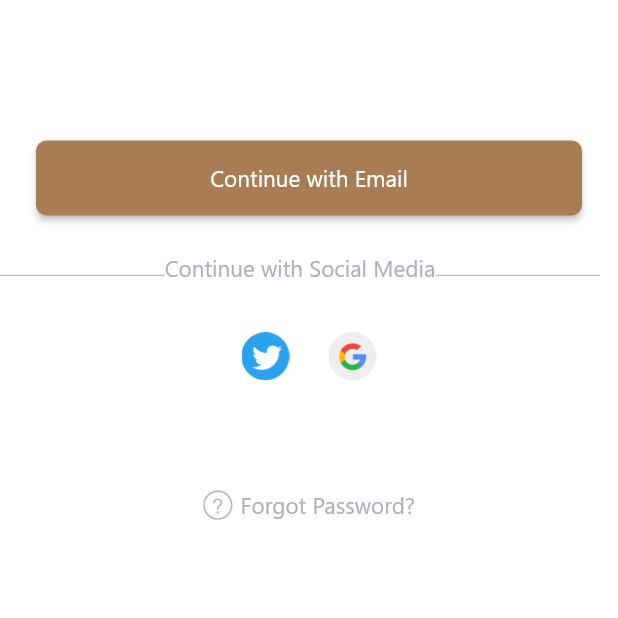
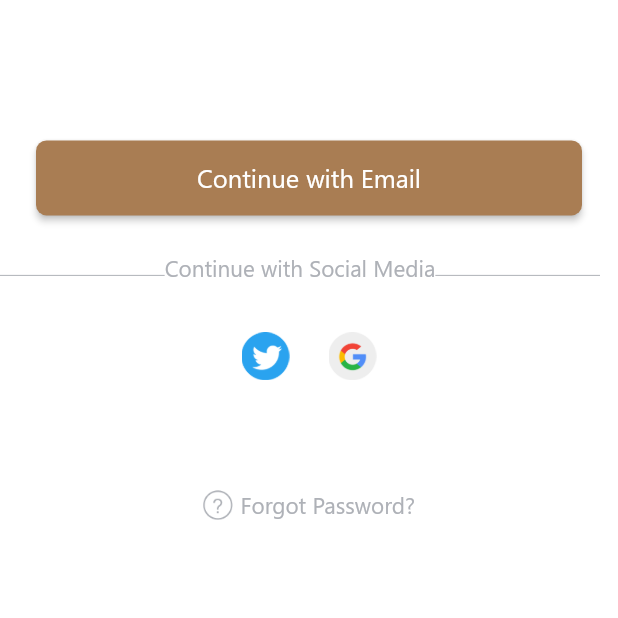
Before and after one commit to iamvivekkaushik/Diwan, a Flutter app: the WelcomePage screen opened by its route, on a phone screen of 412 x 824 dp, the part 618-1236 px from its top. Run offline on Flutter 3.47's test engine with Material 2 defaults, Android fonts, the phone set to English and light mode, and no system bars.

```diff
--- /dev/null
+++ b/lib/config/config.dart
@@ -0,0 +1,15 @@
+import 'package:flutter/material.dart';
+
+class AppLanguage {
+  static const Iterable<Locale> supportedLocale = [
+    const Locale('en'), // English
+    const Locale('ar'), // Arabic
+    const Locale('ko') // Korean
+  ];
+
+  static const List<String> supportedLanguages = [
+    "English",
+    "اللغه العربيه",
+    "한글"
+  ];
+}
--- a/lib/res/colors.dart
+++ b/lib/res/colors.dart
@@ -4,7 +4,8 @@ class AppColors {
   AppColors._();
 
   static const Color heading = Color(0xFF1D1E1E);
-  static const Color subHeading = Color(0xFF888D95);
+  static const Color subHeading = Color(0xFF707070);
   static const Color buttonBackground = Color(0xFFA97D53);
   static const Color separator = Color(0xFFAEB1B7);
+  static const Color blackIcon = Color(0xff363232);
 }
--- a/lib/res/style.dart
+++ b/lib/res/style.dart
@@ -14,13 +14,13 @@ final TextStyle boldTextHeading = TextStyle(
     color: AppColors.heading);
 
 final TextStyle subHeadingStyle = TextStyle(
-    fontSize: 13,
+    fontSize: 14,
     fontFamily: 'Segoe',
     fontWeight: FontWeight.w400,
     color: AppColors.subHeading);
 
 final TextStyle buttonTextStyle = TextStyle(
-    fontSize: 15,
+    fontSize: 17,
     fontFamily: 'Segoe',
     fontWeight: FontWeight.w400,
     color: Colors.white);
--- a/lib/route_generator.dart
+++ b/lib/route_generator.dart
@@ -1,3 +1,4 @@
+import 'package:diwan/screens/language_screen.dart';
 import 'package:diwan/screens/splash_screen.dart';
 import 'package:diwan/screens/welcome_page.dart';
 import 'package:flutter/material.dart';
@@ -11,6 +12,8 @@ class RouteGenerator {
         return MaterialPageRoute(builder: (_) => SplashPage());
       case '/Welcome':
         return MaterialPageRoute(builder: (_) => WelcomePage());
+      case '/LanguageSelection':
+        return MaterialPageRoute(builder: (_) => LanguageScreen());
 //      case '/Home':
 //        return MaterialPageRoute(builder: (_) => Homepage(currentTab: args,));
       default:
```
Also changed, not shown: lib/main.dart (+4 -6 lines), lib/screens/language_screen.dart (added, +121 -0 lines), images/close.png (added).
